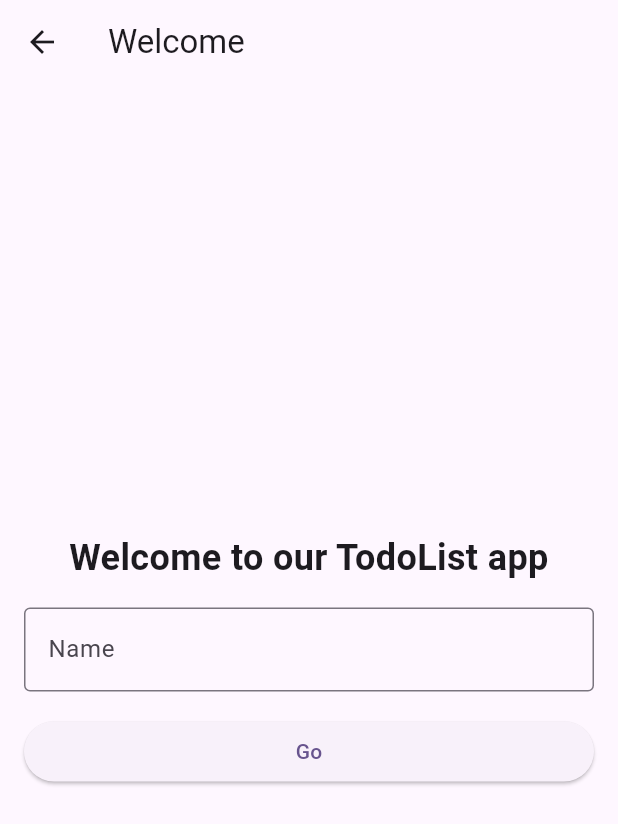
After one commit to habibagamal23/sqflite_test, a Flutter app: the WelcomeScreen screen opened directly, on a phone screen of 412 x 824 dp. The commit adds this screen. Shown: the top 824 px of the screen. Run offline on Flutter 3.47's test engine with Material 3 defaults, Android fonts, the phone set to English and light mode, and no system bars; our stand-ins replace sqflite; accounts and stored records are empty.

Commit message:
add welcom

```diff
--- a/lib/features/home/home_screen.dart
+++ b/lib/features/home/screen/home_screen.dart
@@ -1,8 +1,8 @@
 import 'package:flutter/material.dart';
 import 'package:sqflite_test/features/home/widgets/todo_card.dart';
 
-import '../../core/Database/local_db.dart';
-import '../add_task/add_task_screen.dart';
+import '../../../core/Database/local_db.dart';
+import '../../add_task/add_task_screen.dart';
 
 class HomeScreen extends StatefulWidget {
   const HomeScreen({super.key});
--- /dev/null
+++ b/lib/features/home/screen/welcom_screen.dart
@@ -0,0 +1,46 @@
+import 'package:flutter/material.dart';
+
+class WelcomeScreen extends StatefulWidget {
+  @override
+  _WelcomeScreenState createState() => _WelcomeScreenState();
+}
+
+class _WelcomeScreenState extends State<WelcomeScreen> {
+  final TextEditingController _nameController = TextEditingController();
+
+  @override
+  Widget build(BuildContext context) {
+    return Scaffold(
+      appBar: AppBar(
+        title: const Text('Welcome'),
+      ),
+      body: Padding(
+        padding: const EdgeInsets.all(16.0),
+        child: Column(
+          mainAxisAlignment: MainAxisAlignment.center,
+          crossAxisAlignment: CrossAxisAlignment.stretch,
+          children: [
+            const Text(
+              'Welcome to our TodoList app',
+              style: TextStyle(fontSize: 24, fontWeight: FontWeight.bold),
+              textAlign: TextAlign.center,
+            ),
+            const SizedBox(height: 16.0),
+            TextField(
+              controller: _nameController,
+              decoration: const InputDecoration(
+                labelText: 'Name',
+                border: OutlineInputBorder(),
+              ),
+            ),
+            const SizedBox(height: 16.0),
+            ElevatedButton(
+              onPressed: () {},
+              child: const Text('Go'),
+            ),
+          ],
+        ),
+      ),
+    );
+  }
+}
```
Also changed, not shown: lib/main.dart (+38 -2 lines).
